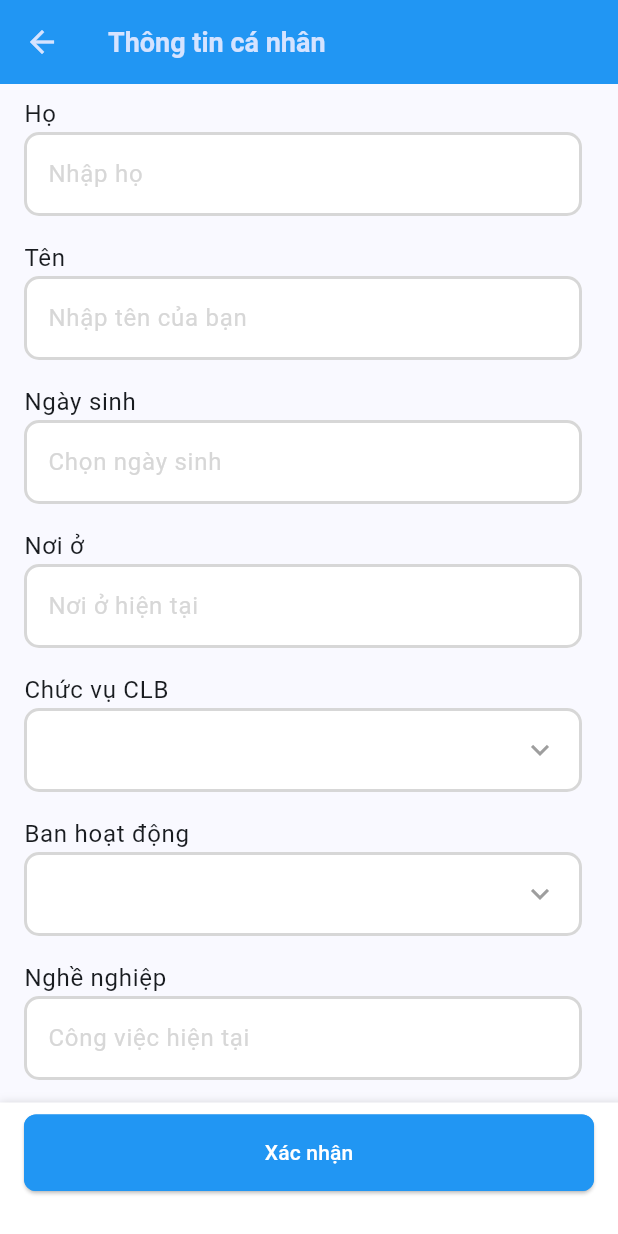
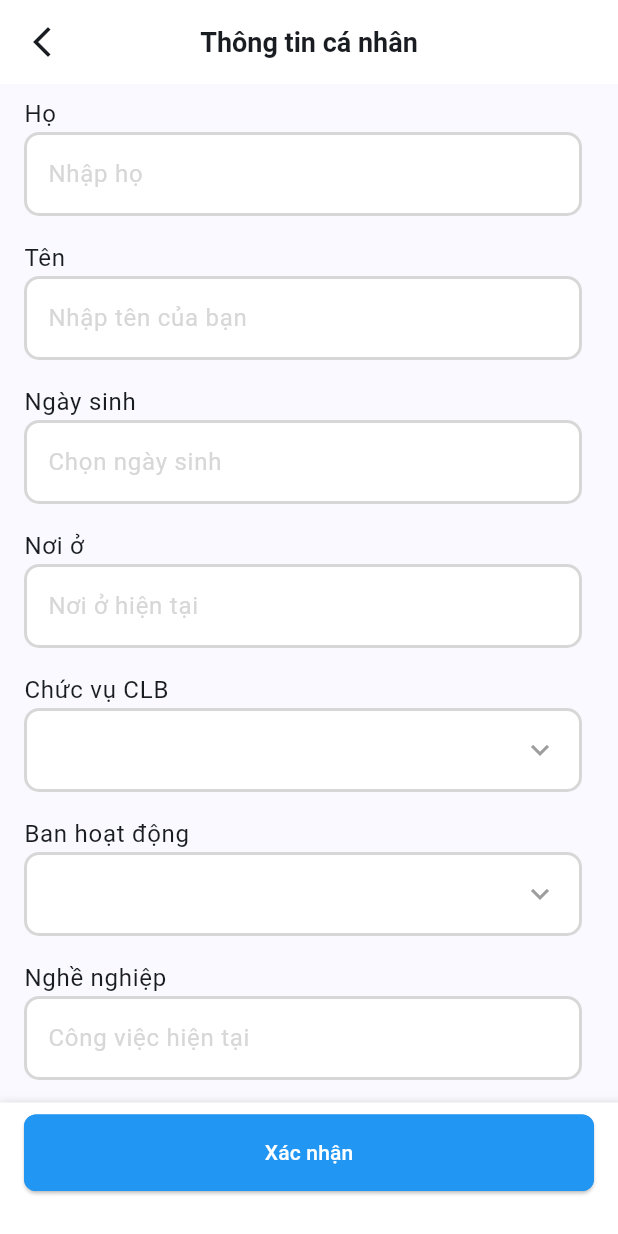
Before and after one commit to FU-DEVER-ORG/FU-DEVER-Dashboard-Mobile, a Flutter app: the IndividualInformationScreen screen opened directly, on a phone screen of 412 x 824 dp. Run offline on Flutter 3.47's test engine with Material 3 defaults, Android fonts, the phone set to English and light mode, and no system bars; our stand-ins replace flutter_svg, google_fonts, image_picker, jwt_decoder, shared_preferences; accounts and stored records are empty; project files that could hold a hidden picture were left out.

Commit message:
update UI

```diff
--- a/lib/modules/screens/filters/filter_screen.dart
+++ b/lib/modules/screens/filters/filter_screen.dart
@@ -163,7 +163,7 @@ class _FilterScreenState extends State<FilterScreen> {
       body: SingleChildScrollView(
         child: Column(
           children: [
-            buildDropdown('Khóa', dropdownValue1, studentYearList, (value) {
+              buildDropdown('Khóa', dropdownValue1, studentYearList, (value) {
               setState(() {
                 dropdownValue1 = value!;
               });
--- a/lib/modules/screens/profile/individual_information/individual_information.dart
+++ b/lib/modules/screens/profile/individual_information/individual_information.dart
@@ -92,9 +92,22 @@ class _IndividualInformationScreenState
 
   @override
   Widget build(BuildContext context) {
-    return Scaffold(
+    return GestureDetector(
+      onTap: () {
+        FocusScope.of(context).unfocus();
+      },
+      child: Scaffold(
         appBar: AppBar(
-        title: Text(widget.title),
+          title: Text(
+            widget.title,
+            style: TextStyle(color: Theme.of(context).colorScheme.onBackground),
+          ),
+          backgroundColor: Theme.of(context).colorScheme.background,
+          centerTitle: true,
+          leading: GestureDetector(
+            onTap: (){Navigator.pop(context);},
+            child: Icon(Icons.arrow_back_ios_new, color: Theme.of(context).colorScheme.onBackground,),
+          ),
         ),
         body: SingleChildScrollView(
           child: Column(
@@ -144,6 +157,7 @@ class _IndividualInformationScreenState
             ),
           ),
         ),
+      ),
     );
   }
 }
```
Also changed, not shown: lib/modules/screens/profile/contacts/contact.dart (+28 -8 lines), lib/modules/widgets/custom_text_fields.dart (added, +59 -0 lines). Lines whose indentation alone changed are shown as unchanged.
